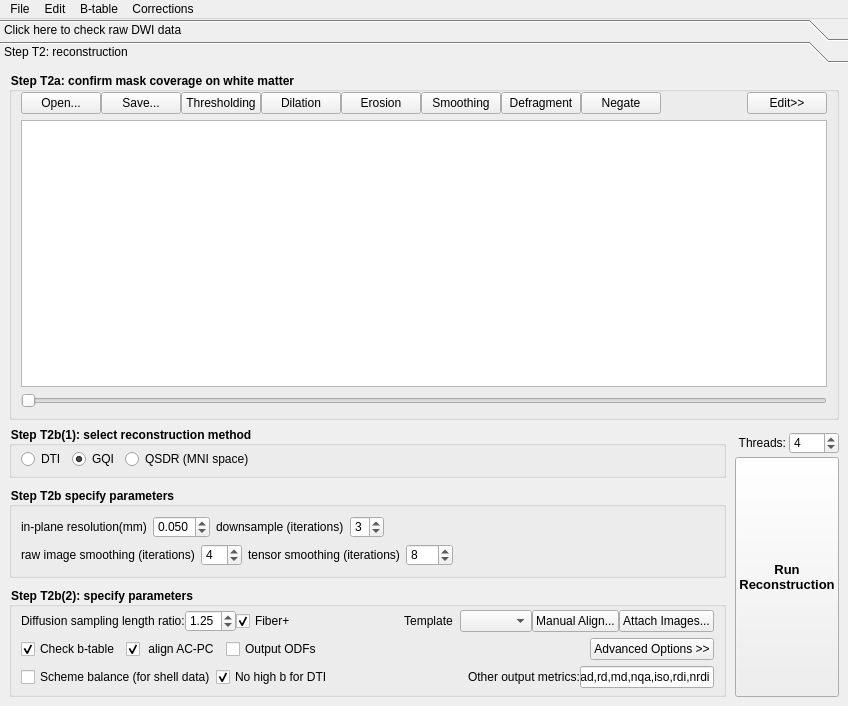
frankyeh/DSI-Studio, file reconstruction/reconstruction_window.ui: the form before one commit.
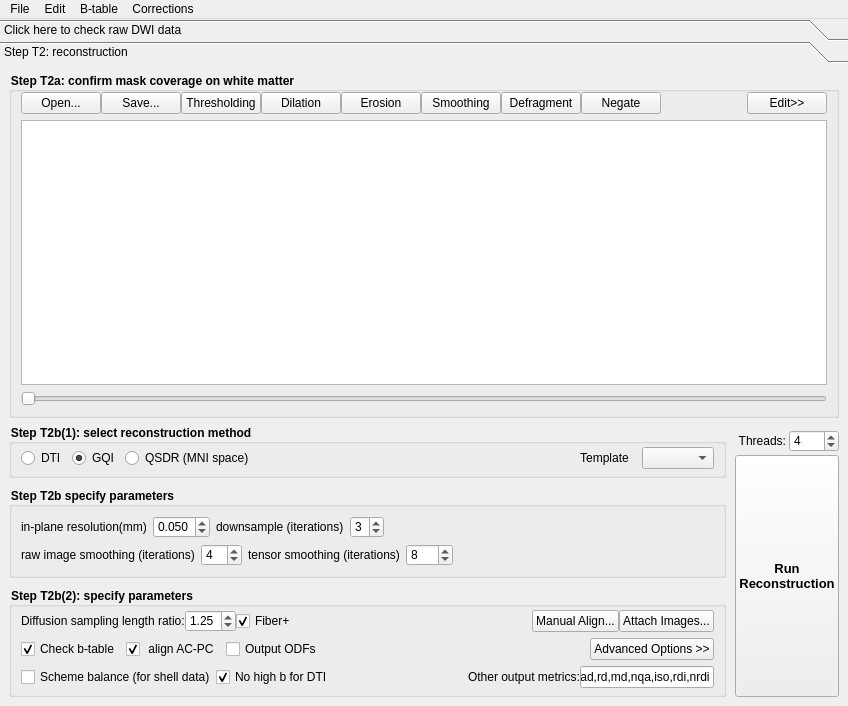
The form after the commit. Icons and pictures are not drawn.

```diff
--- a/reconstruction/reconstruction_window.ui
+++ b/reconstruction/reconstruction_window.ui
@@ -23,9 +23,7 @@
    </size>
   </property>
   <property name="font">
-   <font>
-    <family>Arial</family>
-   </font>
+   <font/>
   </property>
   <property name="windowTitle">
    <string>Reconstruction</string>
@@ -396,7 +394,7 @@
          <x>0</x>
          <y>0</y>
          <width>848</width>
-         <height>643</height>
+         <height>636</height>
         </rect>
        </property>
        <attribute name="label">
@@ -626,6 +624,16 @@
                    </property>
                   </spacer>
                  </item>
+                 <item>
+                  <widget class="QLabel" name="label_15">
+                   <property name="text">
+                    <string> Template  </string>
+                   </property>
+                  </widget>
+                 </item>
+                 <item>
+                  <widget class="QComboBox" name="primary_template"/>
+                 </item>
                 </layout>
                </item>
               </layout>
@@ -888,16 +896,6 @@
                          <property name="spacing">
                           <number>0</number>
                          </property>
-                         <item>
-                          <widget class="QLabel" name="label_15">
-                           <property name="text">
-                            <string> Template  </string>
-                           </property>
-                          </widget>
-                         </item>
-                         <item>
-                          <widget class="QComboBox" name="primary_template"/>
-                         </item>
                          <item>
                           <widget class="QPushButton" name="qsdr_manual">
                            <property name="text">
@@ -1126,7 +1124,6 @@
               <property name="font">
                <font>
                 <pointsize>10</pointsize>
-                <weight>75</weight>
                 <bold>true</bold>
                </font>
               </property>
```
Left out of the diff: 4 changed lines with no effect on the pictures.
